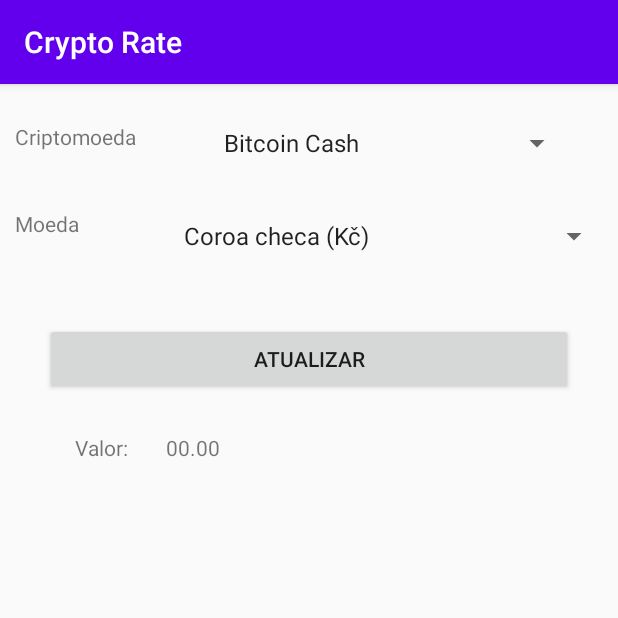
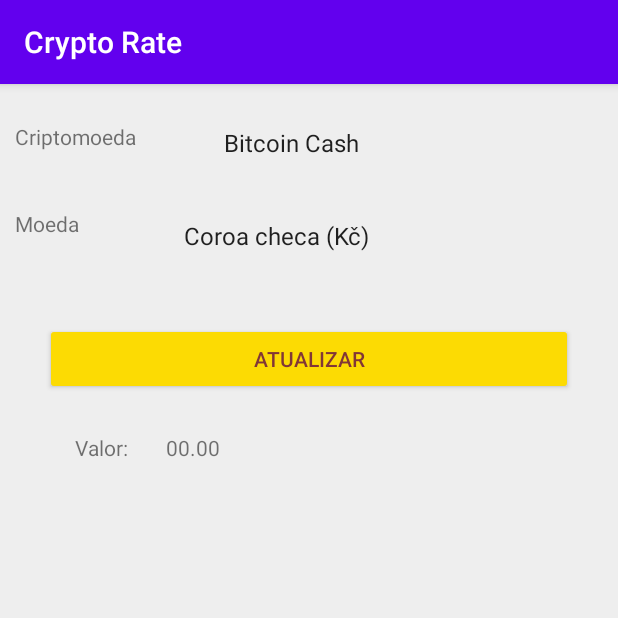
Before and after one commit to 6ust/criptoApp, an Android app: the screen it shows after launch (MainActivity), after a tap on "ATUALIZAR", on a phone screen of 412 x 824 dp, the top half of it. Run offline under Robolectric (Android 15) with nearby library versions, the phone set to English and light mode, and no system bars.

Commit message:
Renomeação de nome do Aplicativo, Ajustes de Layout principal, Divisor de Milhar e Atualização de Chave de API

```diff
--- a/app/src/main/java/com/example/coinbeep/AtualizacaoValores.java
+++ b/app/src/main/java/com/example/coinbeep/AtualizacaoValores.java
@@ -44,8 +44,8 @@ public class AtualizacaoValores {
     }
 
     public static Moeda atualizarValor(String id_base, String id_quote, String rate) throws JSONException, IOException {
-        String api_key = "C811103D-BD03-462E-8E72-CC8816C262CD";
-
+//        String api_key = "C811103D-BD03-462E-8E72-CC8816C262CD";
+        String api_key = "27C18C14-D5E0-45BC-B50C-993E7B94384B";
         String resposta = request("https://rest.coinapi.io/v1/exchangerate/" + id_base + "/" + id_quote + "?apikey=" + api_key);
         JSONObject obj = new JSONObject(resposta);
         String idbase = obj.getString("asset_id_base");
@@ -57,9 +57,9 @@ public class AtualizacaoValores {
 
     // URL TESTE
     //VALIDO
-    // https://rest.coinapi.io/v1/exchangerate/BTC/USD?apikey=C811103D-BD03-462E-8E72-CC8816C262CD
+    // https://rest.coinapi.io/v1/exchangerate/BTC/USD?apikey=27C18C14-D5E0-45BC-B50C-993E7B94384B
 
     //INVALIDO
-    // https://rest.coinapi.io/v1/exchangerate/BTC/AFN?apikey=C811103D-BD03-462E-8E72-CC8816C262CD
+    // https://rest.coinapi.io/v1/exchangerate/BTC/AFN?apikey=27C18C14-D5E0-45BC-B50C-993E7B94384B
 
 }
--- a/app/src/main/java/com/example/coinbeep/MainActivity.java
+++ b/app/src/main/java/com/example/coinbeep/MainActivity.java
@@ -36,7 +36,6 @@ public class MainActivity extends AppCompatActivity {
         Moeda moeda =  AtualizacaoValores.atualizarValor(base_param,quote_param,"");
         TextView moedaValor = (TextView) findViewById(R.id.rate_value);
 
-
         DecimalFormat df = new DecimalFormat(",###.##");
         Float moedaFloat = Float.parseFloat(moeda.getRate());
 
@@ -45,6 +44,7 @@ public class MainActivity extends AppCompatActivity {
         moedaValor.setText(rateStr);
     }
 
+    //ALTERAÇÃO DE MOEDA NOME PARA MOEDA ISO CODE
     private String getMoedaByCode(String name) {
         int i = -1;
         for (String cc: getResources().getStringArray(R.array.moedas_name)) {
@@ -78,7 +78,6 @@ public class MainActivity extends AppCompatActivity {
         base = getCriptomoedaByCode(base);
         quote = getMoedaByCode(quote);
 
-        Toast.makeText(this, quote, Toast.LENGTH_LONG).show();
         try {
             if (ActivityCompat.checkSelfPermission(this, Manifest.permission.INTERNET) != PackageManager.PERMISSION_DENIED) {
                 ActivityCompat.requestPermissions(this, new String[] {Manifest.permission.INTERNET}, 1);
--- a/app/src/main/res/layout/activity_main.xml
+++ b/app/src/main/res/layout/activity_main.xml
@@ -5,7 +5,6 @@
     android:layout_width="match_parent"
     android:layout_height="match_parent"
     tools:context=".MainActivity">
-
     <TextView
         android:id="@+id/tvCriptomoeda"
         android:layout_width="101dp"
@@ -55,8 +54,11 @@
         android:layout_marginStart="30dp"
         android:layout_marginTop="40dp"
         android:layout_marginEnd="30dp"
+        android:hapticFeedbackEnabled="false"
         android:onClick="btAtualizarOnClickView"
         android:text="@string/atualizar"
+        android:textColor="#813737"
+        android:backgroundTint="#FCDB03"
         app:layout_constraintEnd_toEndOf="parent"
         app:layout_constraintStart_toStartOf="parent"
         app:layout_constraintTop_toBottomOf="@+id/spMoeda" />
--- a/app/src/main/res/values/styles.xml
+++ b/app/src/main/res/values/styles.xml
@@ -6,6 +6,7 @@
         <item name="colorPrimary">@color/colorPrimary</item>
         <item name="colorPrimaryDark">@color/colorPrimaryDark</item>
         <item name="colorAccent">@color/colorAccent</item>
+
+        <item name="android:backgroundTint">#EEEEEE</item>
     </style>
-
 </resources>
```
